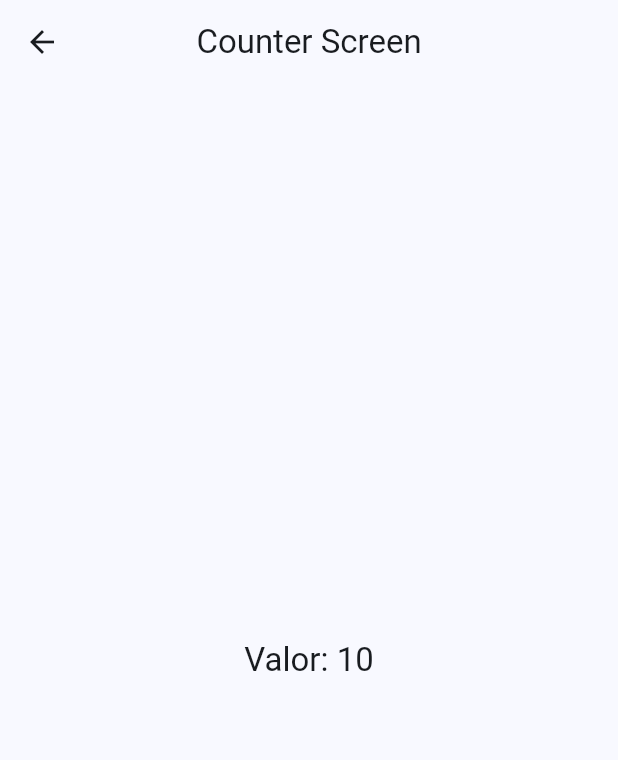
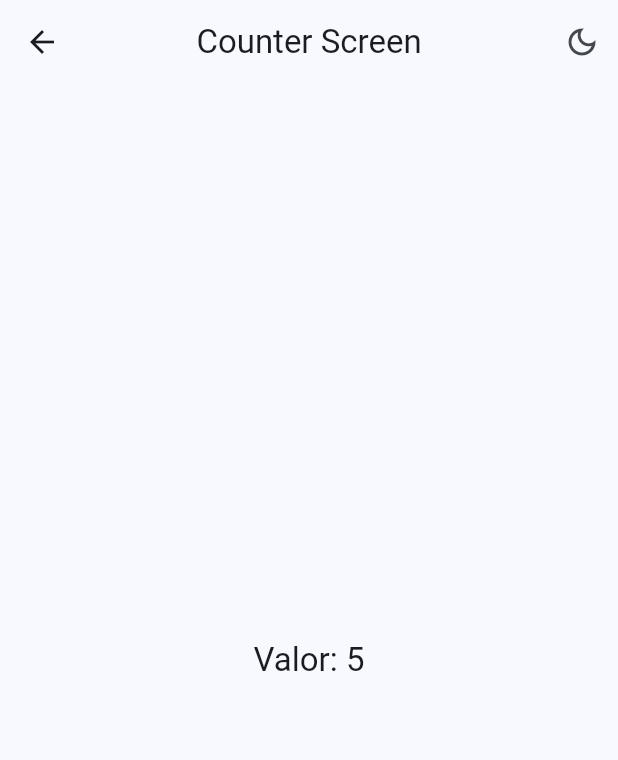
Before and after one commit to aortega46/widgets-app, a Flutter app: the screen it shows after launch, after a tap on "Riverpod Counter", on a phone screen of 412 x 824 dp. Shown: the top 760 px of the screen. Run offline on Flutter 3.47's test engine with Material 2 defaults, Android fonts, the phone set to English and light mode, and no system bars; our stand-ins replace animate_do, flutter_riverpod, go_router.

Commit message:
riverpod/counter screen finished

```diff
--- a/lib/main.dart
+++ b/lib/main.dart
@@ -1,9 +1,10 @@
 import 'package:flutter/material.dart';
+import 'package:flutter_riverpod/flutter_riverpod.dart';
 import 'package:widgets_app/config/router/app_router.dart';
 import 'package:widgets_app/config/theme/app_theme.dart';
 
 void main() {
-  runApp(const MainApp());
+  runApp(const ProviderScope(child: MainApp()));
 }
 
 class MainApp extends StatelessWidget {
--- /dev/null
+++ b/lib/presentation/providers/counter_provider.dart
@@ -0,0 +1,3 @@
+import 'package:flutter_riverpod/flutter_riverpod.dart';
+
+final counterProvider = StateProvider<int>((ref) => 5);
--- /dev/null
+++ b/lib/presentation/providers/theme_provider.dart
@@ -0,0 +1,3 @@
+import 'package:flutter_riverpod/flutter_riverpod.dart';
+
+final isDarkmodeProvider = StateProvider((ref) => false);
--- a/lib/presentation/screens/counter/counter_screen.dart
+++ b/lib/presentation/screens/counter/counter_screen.dart
@@ -1,20 +1,42 @@
 import 'package:flutter/material.dart';
+import 'package:flutter_riverpod/flutter_riverpod.dart';
+import 'package:widgets_app/presentation/providers/counter_provider.dart';
+import 'package:widgets_app/presentation/providers/theme_provider.dart';
 
-class CounterScreen extends StatelessWidget {
+class CounterScreen extends ConsumerWidget {
   static const String name = 'counter_screen';
 
   const CounterScreen({super.key});
 
   @override
-  Widget build(BuildContext context) {
+  Widget build(BuildContext context, WidgetRef ref) {
+    final int clickCounter = ref.watch(counterProvider);
+    final bool isDarkmode = ref.watch(isDarkmodeProvider);
+
     return Scaffold(
-      appBar: AppBar(title: const Text('Counter Screen')),
+      appBar: AppBar(
+        title: const Text('Counter Screen'),
+        actions: [
+          IconButton(
+            icon: Icon(isDarkmode
+                ? Icons.light_mode_outlined
+                : Icons.dark_mode_outlined),
+            onPressed: () {
+              ref.read(isDarkmodeProvider.notifier).update((state) => !state);
+            },
+          )
+        ],
+      ),
       body: Center(
-        child: Text('Valor: 10', style: Theme.of(context).textTheme.titleLarge),
+        child: Text('Valor: $clickCounter',
+            style: Theme.of(context).textTheme.titleLarge),
       ),
       floatingActionButton: FloatingActionButton(
         child: const Icon(Icons.add),
-        onPressed: () {},
+        onPressed: () {
+          // ref.read(counterProvider.notifier).update((state) => state + 1);
+          ref.read(counterProvider.notifier).state++;
+        },
       ),
     );
   }
--- a/pubspec.yaml
+++ b/pubspec.yaml
@@ -10,6 +10,7 @@ dependencies:
   animate_do: ^3.0.2
   flutter:
     sdk: flutter
+  flutter_riverpod: ^2.3.6
   go_router: ^9.0.3
 
 dev_dependencies:
```
Also changed, not shown: pubspec.lock.
